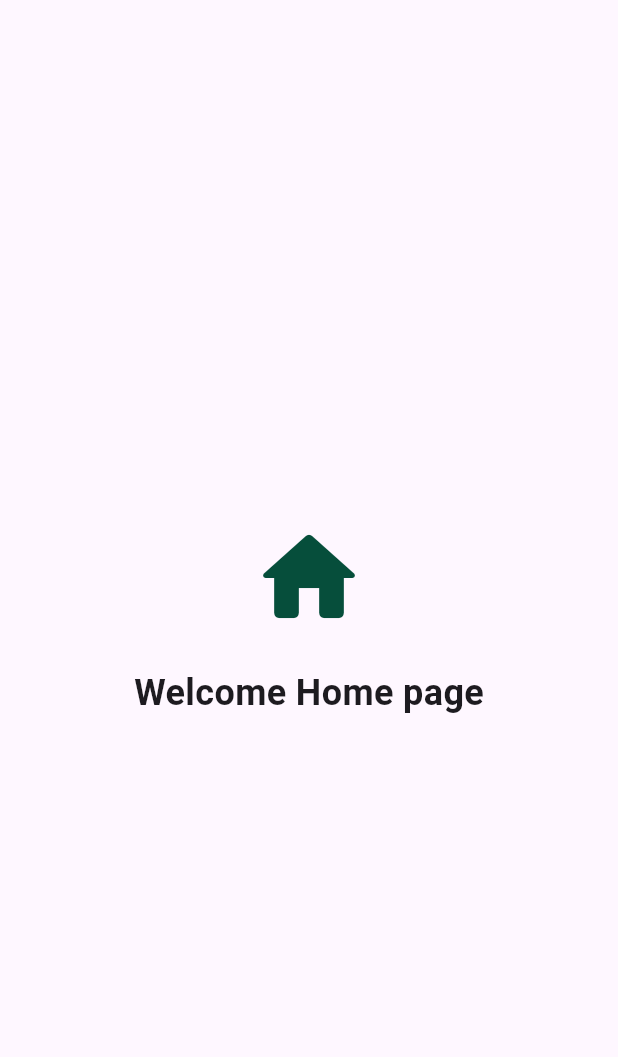
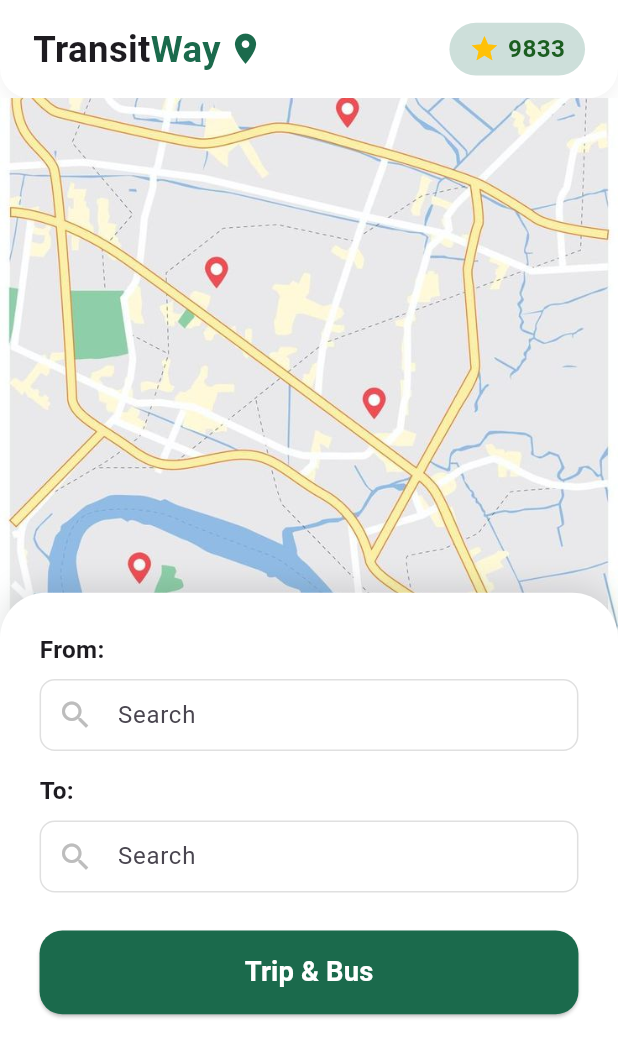
Before and after one commit to karonboshra-cloud/TransitWay, a Flutter app: the HomeScreen screen opened directly, on a phone screen of 412 x 824 dp. Shown: the top 1057 px of the screen. Run offline on Flutter 3.47's test engine with Material 3 defaults, Android fonts, the phone set to English and light mode, and no system bars; our stand-ins replace flutter_bloc, flutter_screenutil, google_fonts, google_sign_in.

Commit message:
add home screen ,bus details and track bus

```diff
--- a/lib/core/routes/routes_manager.dart
+++ b/lib/core/routes/routes_manager.dart
@@ -1,22 +1,29 @@
-import 'package:flutter/cupertino.dart';
+import 'package:flutter/material.dart';
 import 'package:transite_way/feature/login/login.dart';
 import 'package:transite_way/feature/onboarding/screen/onboarding_screen.dart';
-import '../../feature/forget_password/presentation/screens/recovery_screen.dart';
-import '../../feature/splash/splash.dart';
+import 'package:transite_way/feature/splash/splash.dart';
+import 'package:transite_way/feature/forget_password/presentation/screens/recovery_screen.dart';
+import 'package:transite_way/feature/home/presentation/screens/home_screen.dart';
 
-abstract class RoutesManager{
-  static const String splash="/splash";
-  static const String onboardingScreen="/onboardingScreen";
-  static const String login="/login";
+import '../../feature/home/presentation/screens/bus_tracking_screen.dart';
+import '../../feature/home/presentation/widgets/main_wrapper.dart';
+
+abstract class RoutesManager {
+  static const String splash = "/splash";
+  static const String onboardingScreen = "/onboardingScreen";
+  static const String login = "/login";
   static const String forgetPassword = "/forgetPassword";
+  static const String mainWrapper = "/mainWrapper";
+  static const String home = "/home";
+  static const String busTracking = "/busTracking";
 
-
-
-  static Map<String,WidgetBuilder> routes={
-    splash:(context)=>Splash(),
-    onboardingScreen:(context)=>OnboardingScreen(),
-    login:(context)=>LoginScreen(),
+  static Map<String, WidgetBuilder> routes = {
+    splash: (context) => const Splash(),
+    onboardingScreen: (context) => const OnboardingScreen(),
+    login: (context) => const LoginScreen(),
     forgetPassword: (context) => const PasswordRecoveryScreen(),
-
+    mainWrapper: (context) => const MainWrapper(),
+    home: (context) => const HomeScreen(),
+    busTracking: (context) => const BusTrackingScreen(),
   };
 }
--- a/lib/feature/home/home_screen.dart
+++ /dev/null
@@ -1,24 +0,0 @@
-import 'package:flutter/material.dart';
-
-class HomeScreen extends StatelessWidget {
-  const HomeScreen({super.key});
-
-  @override
-  Widget build(BuildContext context) {
-    return Scaffold(
-      body: Center(
-        child: Column(
-          mainAxisAlignment: MainAxisAlignment.center,
-          children: [
-            Icon(Icons.home_rounded, size: 80, color: Color(0xFF064E3B)),
-            SizedBox(height: 20),
-            Text(
-              "Welcome Home page",
-              style: TextStyle(fontSize: 24, fontWeight: FontWeight.bold),
-            ),
-          ],
-        ),
-      ),
-    );
-  }
-}
--- /dev/null
+++ b/lib/feature/home/presentation/screens/home_screen.dart
@@ -0,0 +1,137 @@
+import 'package:flutter/material.dart';
+import 'package:flutter_screenutil/flutter_screenutil.dart';
+import '../../../../core/routes/routes_manager.dart';
+import '../widgets/custom_points_badge.dart';
+
+class HomeScreen extends StatefulWidget {
+  const HomeScreen({super.key});
+
+  @override
+  State<HomeScreen> createState() => _HomeScreenState();
+}
+
+class _HomeScreenState extends State<HomeScreen> {
+  @override
+  Widget build(BuildContext context) {
+    return Scaffold(
+      backgroundColor: Colors.white,
+      resizeToAvoidBottomInset: true,
+      body: Column(
+        children: [
+          _buildHeader(context),
+
+          Expanded(
+            child: SingleChildScrollView(
+              physics: const ClampingScrollPhysics(),
+              child: SizedBox(
+                height: 1.sh - MediaQuery.of(context).padding.top - 80.h,
+                child: Stack(
+                  children: [
+                    Container(
+                      height: 0.45.sh,
+                      width: double.infinity,
+                      child: Image.asset(
+                        'assets/images/maps.jpg',
+                        fit: BoxFit.cover,
+                      ),
+                    ),
+
+                    Positioned(
+                      top: 0.4.sh,
+                      left: 0,
+                      right: 0,
+                      bottom: 0,
+                      child: _buildSearchCard(),
+                    ),
+                  ],
+                ),
+              ),
+            ),
+          ),
+        ],
+      ),
+    );
+  }
+
+  Widget _buildHeader(BuildContext context) {
+    return Container(
+      padding: EdgeInsets.only(top: MediaQuery.of(context).padding.top),
+      decoration: BoxDecoration(
+        color: Colors.white,
+        borderRadius: BorderRadius.vertical(bottom: Radius.circular(20.r)),
+        boxShadow: [
+          BoxShadow(color: Colors.black.withOpacity(0.05), blurRadius: 10, offset: const Offset(0, 4)),
+        ],
+      ),
+      child: Padding(
+        padding: EdgeInsets.symmetric(horizontal: 20.w, vertical: 15.h),
+        child: Row(
+          mainAxisAlignment: MainAxisAlignment.spaceBetween,
+          children: [
+            _buildLogo(),
+            const CustomPointsBadge(),
+          ],
+        ),
+      ),
+    );
+  }
+
+  Widget _buildLogo() {
+    return Row(
+      children: [
+        Text("Transit", style: TextStyle(fontSize: 24.sp, fontWeight: FontWeight.bold)),
+        Text("Way", style: TextStyle(fontSize: 24.sp, fontWeight: FontWeight.bold, color: const Color(0xFF1B6A4C))),
+        SizedBox(width: 4.w),
+        Icon(Icons.location_on, color: const Color(0xFF1B6A4C), size: 24.sp),
+      ],
+    );
+  }
+
+  Widget _buildSearchCard() {
+    return Container(
+      padding: EdgeInsets.all(24.w),
+      decoration: BoxDecoration(
+        color: Colors.white,
+        borderRadius: BorderRadius.vertical(top: Radius.circular(30.r)),
+        boxShadow: [
+          BoxShadow(color: Colors.black.withOpacity(0.1), blurRadius: 15, offset: const Offset(0, -5)),
+        ],
+      ),
+      child: Column(
+        mainAxisSize: MainAxisSize.min,
+        crossAxisAlignment: CrossAxisAlignment.start,
+        children: [
+          Text("From:", style: TextStyle(fontSize: 16.sp, fontWeight: FontWeight.bold)),
+          SizedBox(height: 8.h),
+          _buildSearchField("Search"),
+          SizedBox(height: 15.h),
+          Text("To:", style: TextStyle(fontSize: 16.sp, fontWeight: FontWeight.bold)),
+          SizedBox(height: 8.h),
+          _buildSearchField("Search"),
+          SizedBox(height: 25.h),
+          ElevatedButton(
+            onPressed: () => Navigator.pushNamed(context, RoutesManager.busTracking),
+            style: ElevatedButton.styleFrom(
+              backgroundColor: const Color(0xFF1B6A4C),
+              minimumSize: Size(double.infinity, 55.h),
+              shape: RoundedRectangleBorder(borderRadius: BorderRadius.circular(15.r)),
+            ),
+            child: Text("Trip & Bus", style: TextStyle(color: Colors.white, fontSize: 18.sp, fontWeight: FontWeight.bold)),
+          ),
+        ],
+      ),
+    );
+  }
+
+  Widget _buildSearchField(String hint) {
+    return TextField(
+      decoration: InputDecoration(
+        hintText: hint,
+        prefixIcon: Icon(Icons.search, color: Colors.grey[400]),
+        border: OutlineInputBorder(borderRadius: BorderRadius.circular(10.r)),
+        enabledBorder: OutlineInputBorder(borderRadius: BorderRadius.circular(10.r), borderSide: BorderSide(color: Colors.grey.shade300)),
+        contentPadding: EdgeInsets.symmetric(vertical: 10.h),
+      ),
+    );
+  }
+}
--- /dev/null
+++ b/lib/feature/home/presentation/widgets/custom_points_badge.dart
@@ -0,0 +1,26 @@
+import 'package:flutter/material.dart';
+import 'package:flutter_screenutil/flutter_screenutil.dart';
+
+class CustomPointsBadge extends StatelessWidget {
+  final String points;
+  const CustomPointsBadge({super.key, this.points = "9833"});
+
+  @override
+  Widget build(BuildContext context) {
+    return Container(
+      padding: EdgeInsets.symmetric(horizontal: 12.w, vertical: 6.h),
+      decoration: BoxDecoration(
+        color: const Color(0xFFCDDFDA),
+        borderRadius: BorderRadius.circular(20.r),
+      ),
+      child: Row(
+        mainAxisSize: MainAxisSize.min,
+        children: [
+          Icon(Icons.star, color: Colors.amber, size: 20.sp),
+          SizedBox(width: 5.w),
+          Text(points, style: TextStyle(color: const Color(0xFF1B5E20), fontWeight: FontWeight.bold, fontSize: 16.sp)),
+        ],
+      ),
+    );
+  }
+}
--- a/lib/feature/login/login.dart
+++ b/lib/feature/login/login.dart
@@ -2,8 +2,8 @@ import 'package:flutter/material.dart';
 import 'package:google_sign_in/google_sign_in.dart';
 import 'package:transite_way/feature/sign_up/presentation/screens/sign_up_screen.dart';
 import '../../core/routes/routes_manager.dart';
+import '../home/presentation/widgets/main_wrapper.dart';
 import 'data/login_web_services.dart';
-import '../home/home_screen.dart';
 
 class LoginScreen extends StatefulWidget {
   const LoginScreen({super.key});
@@ -39,7 +39,7 @@ class _LoginScreenState extends State<LoginScreen> {
         setState(() => _isLoading = false);
         Navigator.pushAndRemoveUntil(
           context,
-          MaterialPageRoute(builder: (context) => const HomeScreen()),
+          MaterialPageRoute(builder: (context) => const MainWrapper()),
               (route) => false,
         );
       } catch (error) {
@@ -73,7 +73,7 @@ class _LoginScreenState extends State<LoginScreen> {
 
       Navigator.pushAndRemoveUntil(
         context,
-        MaterialPageRoute(builder: (context) => const HomeScreen()),
+        MaterialPageRoute(builder: (context) => const MainWrapper()),
             (route) => false,
       );
     } catch (error) {
--- a/pubspec.yaml
+++ b/pubspec.yaml
@@ -31,6 +31,7 @@ dependencies:
   flutter:
     sdk: flutter
   google_sign_in: ^6.2.1
+  google_nav_bar: ^5.0.6
 
   # The following adds the Cupertino Icons font to your application.
   # Use with the CupertinoIcons class for iOS style icons.
```
Also changed, not shown: lib/feature/home/data/models/bus_model.dart (added, +23 -0 lines), lib/feature/home/presentation/screens/bus_tracking_screen.dart (added, +155 -0 lines), lib/feature/home/presentation/screens/tracking_view.dart (added, +144 -0 lines), lib/feature/home/presentation/widgets/main_wrapper.dart (added, +48 -0 lines), lib/main.dart (+13 -10 lines), assets/images/maps.jpg (added), assets/images/track bus.png (added), pubspec.lock.
